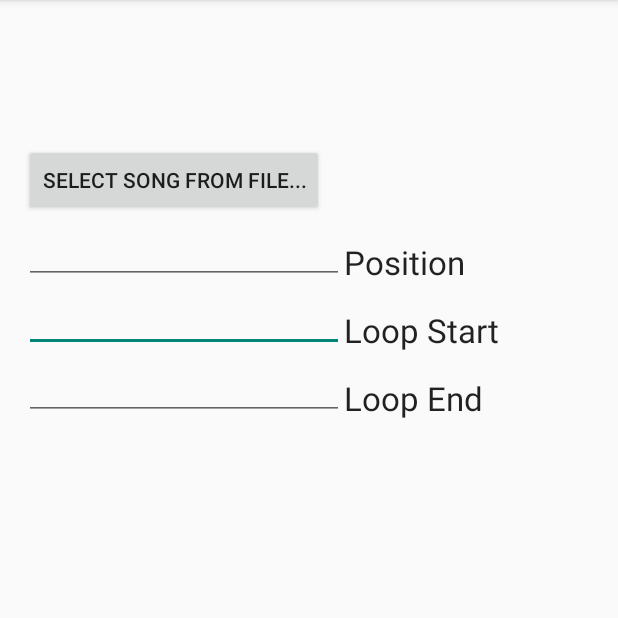
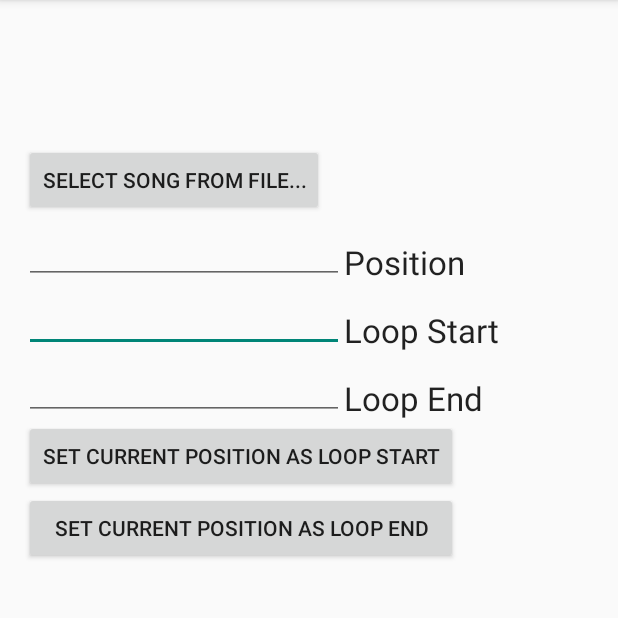
Before and after one commit to itsmichaelwang/Strumline, an Android app: the screen it shows after launch (MainActivity), after a tap on "SELECT SONG FROM FILE...", on a phone screen of 412 x 824 dp, the part 84-702 px from its top. Run offline under Robolectric (Android 15) with nearby library versions, the phone set to English and light mode, and no system bars.

Commit message:
Added buttons to set current position as loop start/end (next step: fix spaghetti code)

```diff
--- a/app/src/main/java/com/github/itsmichaelwang/strumline/app/MainActivity.java
+++ b/app/src/main/java/com/github/itsmichaelwang/strumline/app/MainActivity.java
@@ -17,7 +17,7 @@ import android.widget.TextView;
 
 import java.util.concurrent.TimeUnit;
 
-public class MainActivity extends ActionBarActivity {
+public class MainActivity extends ActionBarActivity implements View.OnClickListener{
 
     private static final int SELECT_FILE_REQUEST = 1;
     private static final int UPDATE_PLAYBACK_POSITION = 2;
@@ -44,16 +44,12 @@ public class MainActivity extends ActionBarActivity {
         txtPosition = (TextView) findViewById(R.id.txt_position);
 
         Button btnSelect = (Button) findViewById(R.id.btn_select);
-        btnSelect.setOnClickListener(new Button.OnClickListener() {
+        Button btnLoopStart = (Button) findViewById(R.id.btn_loopstart);
+        Button btnLoopEnd = (Button) findViewById(R.id.btn_loopend);
 
-            // Select a song to be repeated
-            @Override
-            public void onClick(View v) {
-                Intent intent = new Intent(Intent.ACTION_GET_CONTENT);
-                intent.setType("audio/*");
-                startActivityForResult(intent, SELECT_FILE_REQUEST);
-            }
-        });
+        btnSelect.setOnClickListener(this);
+        btnLoopStart.setOnClickListener(this);
+        btnLoopEnd.setOnClickListener(this);
 
         mHandler = new Handler() {
             @Override
@@ -66,6 +62,28 @@ public class MainActivity extends ActionBarActivity {
                 }
             }
         };
+    }
+
+    @Override
+    public void onClick(View v) {
+        switch (v.getId()) {
+            case R.id.btn_select:
+                Intent intent = new Intent(Intent.ACTION_GET_CONTENT);
+                intent.setType("audio/*");
+                startActivityForResult(intent, SELECT_FILE_REQUEST);
+                break;
+            case R.id.btn_loopstart:
+                int loopStart = mediaPlayer.getCurrentPosition();
+                seekBar.setSelectedMinValue(loopStart);
+                mediaPlayer.seekTo(loopStart);
+                updateLoop(loopStart, this.loopEnd);
+                break;
+            case R.id.btn_loopend:
+                int loopEnd = mediaPlayer.getCurrentPosition();
+                seekBar.setSelectedMaxValue(loopEnd);
+                updateLoop(this.loopStart, loopEnd);
+                break;
+        }
     }
 
     @Override
--- a/app/src/main/res/layout/activity_main.xml
+++ b/app/src/main/res/layout/activity_main.xml
@@ -78,4 +78,24 @@
         android:layout_above="@+id/txt_loopstart"
         android:layout_toRightOf="@+id/txt_loopstart" />
 
+    <Button
+        android:layout_width="wrap_content"
+        android:layout_height="wrap_content"
+        android:text="Set Current Position as Loop Start"
+        android:id="@+id/btn_loopstart"
+        android:layout_below="@+id/txt_loopend"
+        android:layout_alignParentLeft="true"
+        android:layout_alignParentStart="true" />
+
+    <Button
+        android:layout_width="wrap_content"
+        android:layout_height="wrap_content"
+        android:text="Set Current Position as Loop End"
+        android:id="@+id/btn_loopend"
+        android:layout_below="@+id/btn_loopstart"
+        android:layout_alignParentLeft="true"
+        android:layout_alignParentStart="true"
+        android:layout_alignRight="@+id/btn_loopstart"
+        android:layout_alignEnd="@+id/btn_loopstart" />
+
 </RelativeLayout>
```
